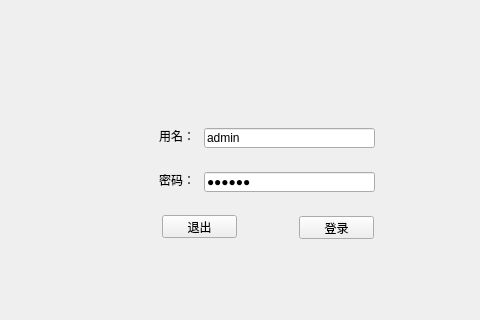
Old version of the form Server/mainwindow.ui in the repository HBS666-SB/MyChat; both pictures show x 476 to 956 and y 96 to 416 of the 956 by 615 pixel window.
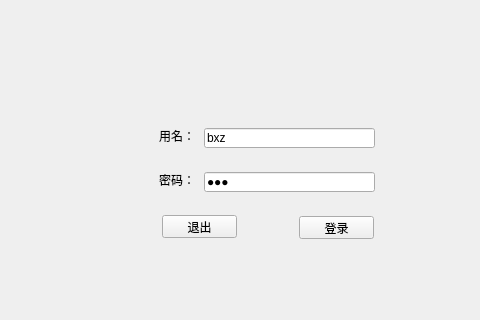
New version of the form. The open tabs and pages were chosen to show the change. Icons and pictures are not drawn.

```diff
--- a/Server/mainwindow.ui
+++ b/Server/mainwindow.ui
@@ -250,7 +250,7 @@
             </rect>
            </property>
            <property name="text">
-            <string>admin</string>
+            <string>bxz</string>
            </property>
           </widget>
           <widget class="QLineEdit" name="lineEditPasswd">
@@ -263,7 +263,7 @@
             </rect>
            </property>
            <property name="text">
-            <string>123456</string>
+            <string>111</string>
            </property>
            <property name="echoMode">
             <enum>QLineEdit::Password</enum>
```
